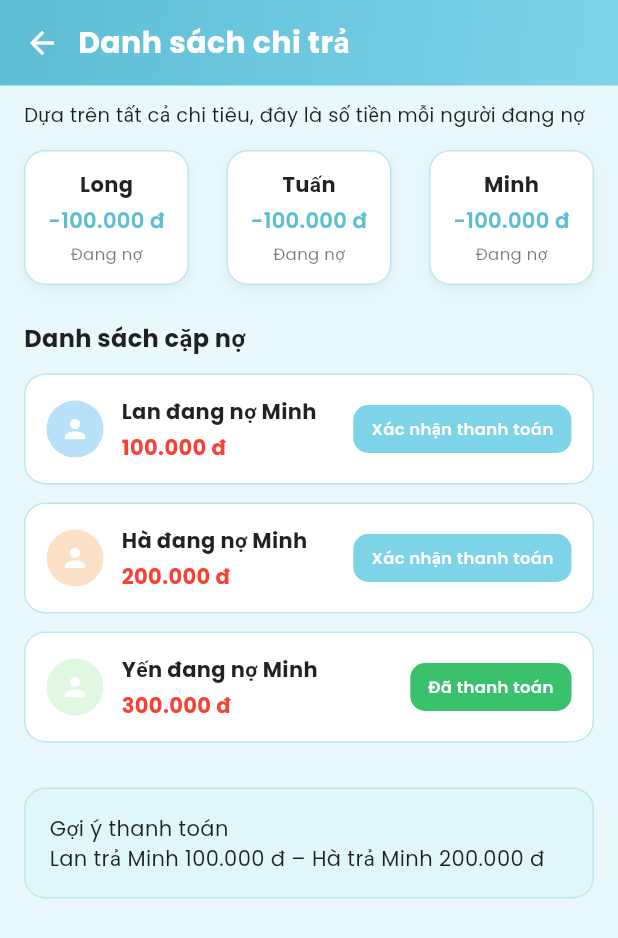
After one commit to Nongcode/BTL_Android, a Flutter app: the DebtSummaryScreen screen opened directly, on a phone screen of 412 x 824 dp. The commit adds this screen. Shown: the top 938 px of the screen. Run offline on Flutter 3.47's test engine with Material 3 defaults, Android fonts, the phone set to English and light mode, and no system bars; our stand-ins replace google_fonts.

Commit message:
add payment flow including confirm and paid screens, update debt summary UI and navigation logic

```diff
--- /dev/null
+++ b/lib/features/finance/presentation/screens/debt_summary_screen.dart
@@ -0,0 +1,302 @@
+import 'package:flutter/material.dart';
+
+import 'confirm_payment_screen.dart';
+import 'paid_payment_screen.dart';
+
+class DebtSummaryScreen extends StatelessWidget {
+  const DebtSummaryScreen({super.key});
+
+  @override
+  Widget build(BuildContext context) {
+    return Scaffold(
+      backgroundColor: const Color(0xFFE8F8FB),
+
+      body: SafeArea(
+        child: Column(
+          children: [
+            _buildHeader(context),
+
+            Expanded(
+              child: SingleChildScrollView(
+                padding: const EdgeInsets.fromLTRB(16, 10, 16, 20),
+                child: Column(
+                  crossAxisAlignment: CrossAxisAlignment.start,
+                  children: [
+                    const Text(
+                      "Dựa trên tất cả chi tiêu, đây là số tiền mỗi người đang nợ",
+                      style: TextStyle(fontSize: 13, color: Colors.black87),
+                    ),
+                    const SizedBox(height: 14),
+
+                    _buildOverviewRow(),
+
+                    const SizedBox(height: 24),
+                    const Text(
+                      "Danh sách cặp nợ",
+                      style: TextStyle(
+                        fontWeight: FontWeight.w700,
+                        fontSize: 16,
+                        color: Colors.black87,
+                      ),
+                    ),
+                    const SizedBox(height: 12),
+
+                    _buildDebtCard(
+                      context,
+                      name: "Lan đang nợ Minh",
+                      amount: "100.000 đ",
+                      color: const Color(0xFFB8E0F8),
+                      showPayButton: true,
+                    ),
+
+                    const SizedBox(height: 12),
+                    _buildDebtCard(
+                      context,
+                      name: "Hà đang nợ Minh",
+                      amount: "200.000 đ",
+                      color: const Color(0xFFFCE1C6),
+                      showPayButton: true,
+                    ),
+
+                    const SizedBox(height: 12),
+                    _buildDebtCard(
+                      context,
+                      name: "Yến đang nợ Minh",
+                      amount: "300.000 đ",
+                      color: const Color(0xFFE0F8E0),
+                      showPayButton: false,
+                      confirmLabel: "Đã thanh toán",
+                      confirmColor: const Color(0xFF39C16C),
+                    ),
+
+                    const SizedBox(height: 30),
+                    _suggestionBox(),
+                  ],
+                ),
+              ),
+            ),
+          ],
+        ),
+      ),
+    );
+  }
+
+  // ======================= HEADER =======================
+  Widget _buildHeader(BuildContext context) {
+    return Container(
+      padding: const EdgeInsets.fromLTRB(16, 14, 16, 14),
+      decoration: const BoxDecoration(
+        gradient: LinearGradient(
+          colors: [Color(0xFF5DBDD4), Color(0xFF7DD4E8)],
+          begin: Alignment.topLeft,
+          end: Alignment.bottomRight,
+        ),
+      ),
+      child: Row(
+        children: [
+          GestureDetector(
+            onTap: () => Navigator.pop(context),
+            child: const Icon(Icons.arrow_back, color: Colors.white),
+          ),
+          const SizedBox(width: 12),
+          const Text(
+            "Danh sách chi trả",
+            style: TextStyle(
+              fontSize: 20,
+              fontWeight: FontWeight.w700,
+              color: Colors.white,
+            ),
+          ),
+        ],
+      ),
+    );
+  }
+
+  // ======================= OVERVIEW CARD =======================
+  Widget _buildOverviewRow() {
+    return Row(
+      mainAxisAlignment: MainAxisAlignment.spaceBetween,
+      children: [
+        _buildSmallStat("Long", "-100.000 đ", "Đang nợ"),
+        _buildSmallStat("Tuấn", "-100.000 đ", "Đang nợ"),
+        _buildSmallStat("Minh", "-100.000 đ", "Đang nợ"),
+      ],
+    );
+  }
+
+  Widget _buildSmallStat(String name, String amount, String note) {
+    return Container(
+      width: 110,
+      padding: const EdgeInsets.all(12),
+      decoration: BoxDecoration(
+        color: Colors.white,
+        border: Border.all(color: const Color(0xFFBEE6F2)),
+        borderRadius: BorderRadius.circular(14),
+        boxShadow: [
+          BoxShadow(
+            color: Colors.black12.withOpacity(0.05),
+            blurRadius: 5,
+            offset: const Offset(0, 3),
+          ),
+        ],
+      ),
+      child: Column(
+        children: [
+          Text(
+            name,
+            style: const TextStyle(
+              fontWeight: FontWeight.w700,
+              fontSize: 14,
+              color: Colors.black87,
+            ),
+          ),
+          const SizedBox(height: 4),
+          Text(
+            amount,
+            style: const TextStyle(
+              fontWeight: FontWeight.w600,
+              color: Color(0xFF5DBDD4),
+            ),
+          ),
+          const SizedBox(height: 4),
+          Text(
+            note,
+            style: const TextStyle(fontSize: 11, color: Colors.black54),
+          ),
+        ],
+      ),
+    );
+  }
+
+  // ======================= DEBT CARD =======================
+  Widget _buildDebtCard(
+    BuildContext context, {
+    required String name,
+    required String amount,
+    required Color color,
+    bool showPayButton = true,
+    String confirmLabel = "Xác nhận thanh toán",
+    Color confirmColor = const Color(0xFF7DD4E8),
+  }) {
+    // TÁCH NGƯỜI NỢ – NGƯỜI ĐƯỢC TRẢ TỪ CHUỖI "Lan đang nợ Minh"
+    final parts = name.split(" đang nợ ");
+    final from = parts[0]; // người nợ
+    final to = parts[1]; // người được trả
+
+    final intAmount = int.parse(amount.replaceAll(RegExp(r'[^0-9]'), ""));
+
+    return Container(
+      padding: const EdgeInsets.all(14),
+      decoration: BoxDecoration(
+        color: Colors.white,
+        borderRadius: BorderRadius.circular(14),
+        border: Border.all(color: const Color(0xFFBEE6F2)),
+      ),
+      child: Row(
+        children: [
+          Container(
+            width: 38,
+            height: 38,
+            decoration: BoxDecoration(shape: BoxShape.circle, color: color),
+            child: const Icon(Icons.person, color: Colors.white, size: 20),
+          ),
+          const SizedBox(width: 12),
+
+          // ===== TEXT =====
+          Expanded(
+            child: Column(
+              crossAxisAlignment: CrossAxisAlignment.start,
+              children: [
+                Text(
+                  name,
+                  style: const TextStyle(
+                    fontWeight: FontWeight.w700,
+                    fontSize: 14,
+                    color: Colors.black87,
+                  ),
+                ),
+                const SizedBox(height: 4),
+                Text(
+                  amount,
+                  style: const TextStyle(
+                    fontWeight: FontWeight.w700,
+                    color: Colors.red,
+                    fontSize: 14,
+                  ),
+                ),
+              ],
+            ),
+          ),
+
+          // ===== BUTTON =====
+          GestureDetector(
+            onTap: () {
+              // Nếu là nút “Đã thanh toán” → mở màn hình xem thông tin
+              if (confirmLabel == "Đã thanh toán") {
+                Navigator.push(
+                  context,
+                  MaterialPageRoute(
+                    builder: (_) => PaidPaymentScreen(
+                      from: from,
+                      to: to,
+                      amount: intAmount,
+                      date: DateTime.now(),
+                      note: "",
+                    ),
+                  ),
+                );
+                return;
+              }
+
+              // Nếu là nút “Xác nhận thanh toán” → mở màn hình xác nhận
+              if (confirmLabel == "Xác nhận thanh toán") {
+                Navigator.push(
+                  context,
+                  MaterialPageRoute(
+                    builder: (_) => ConfirmPaymentScreen(
+                      from: from,
+                      to: to,
+                      amount: intAmount,
+                    ),
+                  ),
+                );
+              }
+            },
+            child: Container(
+              padding: const EdgeInsets.symmetric(horizontal: 12, vertical: 8),
+              decoration: BoxDecoration(
+                color: confirmColor,
+                borderRadius: BorderRadius.circular(10),
+              ),
+              child: Text(
+                confirmLabel,
+                style: const TextStyle(
+                  fontWeight: FontWeight.w600,
+                  fontSize: 11,
+                  color: Colors.white,
+                ),
+              ),
+            ),
+          ),
+        ],
+      ),
+    );
+  }
+
+  // ======================= SUGGESTION BOX =======================
+  Widget _suggestionBox() {
+    return Container(
+      width: double.infinity,
+      padding: const EdgeInsets.all(16),
+      decoration: BoxDecoration(
+        color: const Color(0xFFE0F7FA),
+        borderRadius: BorderRadius.circular(14),
+        border: Border.all(color: const Color(0xFFBEE6F2)),
+      ),
+      child: const Text(
+        "Gợi ý thanh toán\nLan trả Minh 100.000 đ – Hà trả Minh 200.000 đ",
+        style: TextStyle(fontSize: 14, color: Colors.black87),
+      ),
+    );
+  }
+}
```
Also changed, not shown: lib/features/finance/presentation/screens/confirm_payment_screen.dart (added, +236 -0 lines), lib/features/finance/presentation/screens/finance_screen.dart (+10 -2 lines), lib/features/finance/presentation/screens/paid_payment_screen.dart (added, +158 -0 lines).
